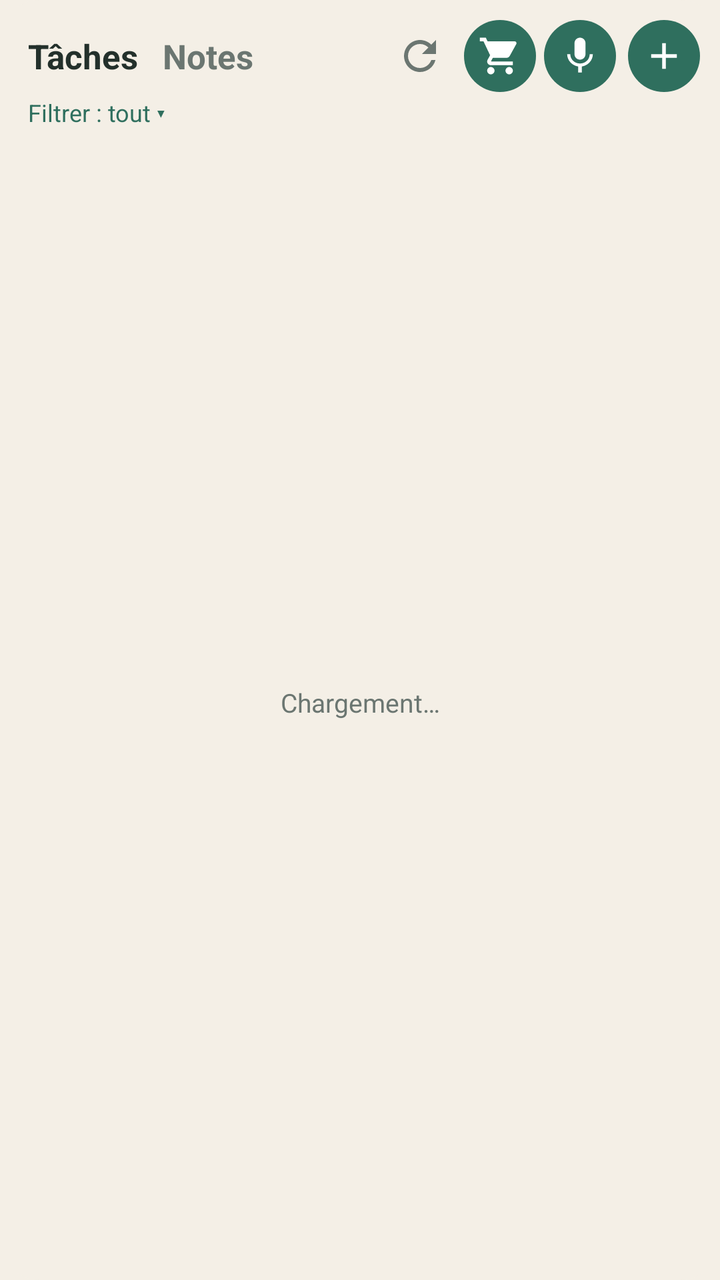
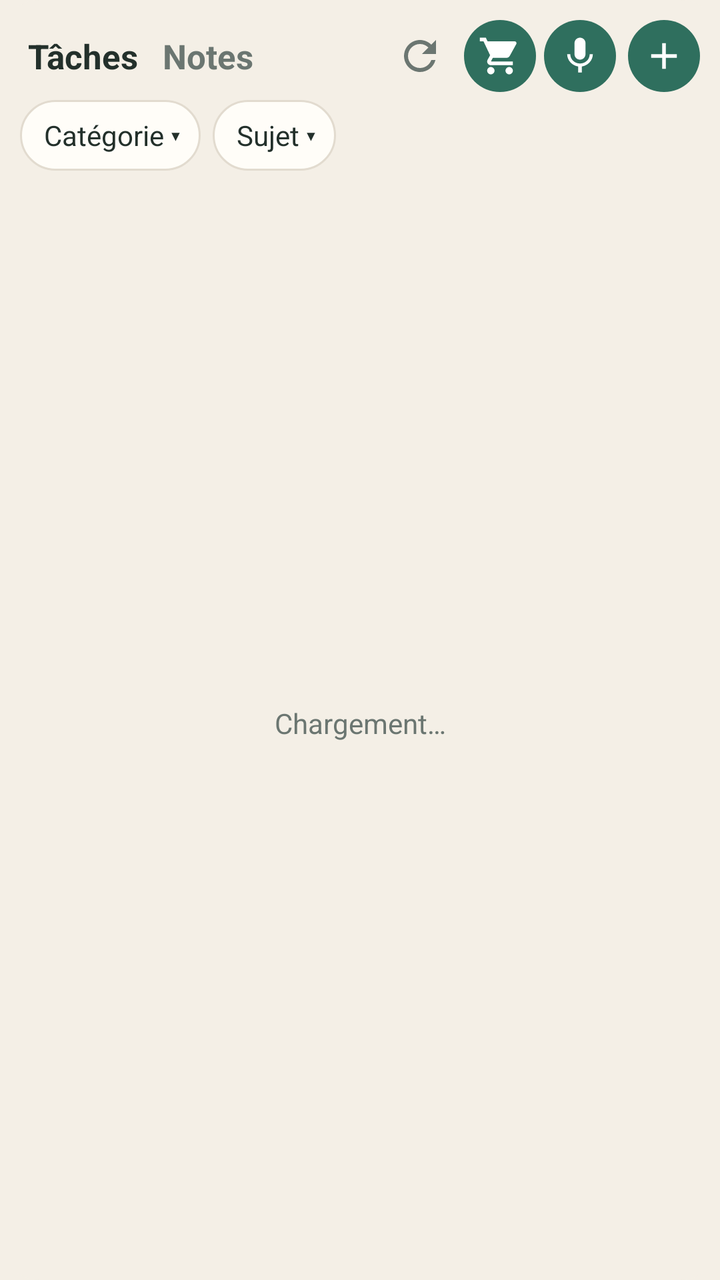

Before-and-after screenshots of an Android layout around one commit, followed by the original layout XML and the change that was made.
<!-- AndroidManifest.xml: application theme Theme.Taches -->
<!-- res/layout/widget.xml -->
<?xml version="1.0" encoding="utf-8"?>
<LinearLayout xmlns:android="http://schemas.android.com/apk/res/android"
    android:id="@+id/racine"
    android:layout_width="match_parent"
    android:layout_height="match_parent"
    android:background="@drawable/fond_widget"
    android:orientation="vertical"
    android:padding="10dp">

    <LinearLayout
        android:layout_width="match_parent"
        android:layout_height="wrap_content"
        android:gravity="center_vertical"
        android:orientation="horizontal">

        
        <LinearLayout
            android:layout_width="0dp"
            android:layout_height="wrap_content"
            android:layout_weight="1"
            android:gravity="center_vertical"
            android:orientation="horizontal">

            <TextView
                android:id="@+id/onglet_taches"
                android:layout_width="wrap_content"
                android:layout_height="wrap_content"
                android:paddingStart="4dp"
                android:paddingTop="6dp"
                android:paddingEnd="6dp"
                android:paddingBottom="6dp"
                android:text="Tâches"
                android:textColor="@color/texte"
                android:textSize="17sp"
                android:textStyle="bold" />

            <TextView
                android:id="@+id/onglet_notes"
                android:layout_width="wrap_content"
                android:layout_height="wrap_content"
                android:paddingStart="6dp"
                android:paddingTop="6dp"
                android:paddingEnd="6dp"
                android:paddingBottom="6dp"
                android:text="Notes"
                android:textColor="@color/discret"
                android:textSize="17sp"
                android:textStyle="bold" />
        </LinearLayout>

        <TextView
            android:id="@+id/etat"
            android:layout_width="wrap_content"
            android:layout_height="wrap_content"
            android:textColor="@color/discret"
            android:textSize="11sp" />

        <ImageButton
            android:id="@+id/btn_actualiser"
            android:layout_width="36dp"
            android:layout_height="36dp"
            android:background="@android:color/transparent"
            android:contentDescription="Actualiser"
            android:src="@drawable/ic_actualiser" />

        <ImageButton
            android:id="@+id/btn_courses"
            android:layout_width="36dp"
            android:layout_height="36dp"
            android:layout_marginStart="4dp"
            android:background="@drawable/fond_bouton"
            android:contentDescription="Liste de courses"
            android:padding="7dp"
            android:scaleType="fitCenter"
            android:src="@drawable/ic_courses" />

        <ImageButton
            android:id="@+id/btn_dicter"
            android:layout_width="36dp"
            android:layout_height="36dp"
            android:layout_marginStart="4dp"
            android:background="@drawable/fond_bouton"
            android:contentDescription="Dicter"
            android:padding="7dp"
            android:scaleType="fitCenter"
            android:src="@drawable/ic_micro" />

        <ImageButton
            android:id="@+id/btn_ajouter"
            android:layout_width="36dp"
            android:layout_height="36dp"
            android:layout_marginStart="6dp"
            android:background="@drawable/fond_bouton"
            android:contentDescription="Ajouter"
            android:padding="7dp"
            android:scaleType="fitCenter"
            android:src="@drawable/ic_ajouter" />
    </LinearLayout>

    
    <TextView
        android:id="@+id/filtre"
        android:layout_width="match_parent"
        android:layout_height="wrap_content"
        android:ellipsize="end"
        android:maxLines="1"
        android:paddingStart="4dp"
        android:paddingTop="2dp"
        android:paddingBottom="2dp"
        android:text="Filtrer : tout ▾"
        android:textColor="@color/accent"
        android:textSize="12sp" />

    <FrameLayout
        android:layout_width="match_parent"
        android:layout_height="0dp"
        android:layout_marginTop="6dp"
        android:layout_weight="1">

        <ListView
            android:id="@+id/liste"
            android:layout_width="match_parent"
            android:layout_height="match_parent"
            android:divider="@android:color/transparent"
            android:dividerHeight="4dp"
            android:scrollbars="none" />

        <TextView
            android:id="@+id/vide"
            android:layout_width="match_parent"
            android:layout_height="match_parent"
            android:gravity="center"
            android:text="Chargement…"
            android:textColor="@color/discret"
            android:textSize="13sp" />
    </FrameLayout>
</LinearLayout>
<!-- resources referenced by this layout -->
<resources>
  <color name="accent">#2F6F5E</color>
  <color name="discret">#6B7671</color>
  <color name="texte">#23302B</color>
  <!-- drawable fond_bouton (drawable) -->
  <?xml version="1.0" encoding="utf-8"?>
  <shape xmlns:android="http://schemas.android.com/apk/res/android" android:shape="oval">
      <solid android:color="@color/accent" />
  </shape>
  <!-- drawable fond_widget (drawable) -->
  <?xml version="1.0" encoding="utf-8"?>
  <shape xmlns:android="http://schemas.android.com/apk/res/android" android:shape="rectangle">
      <solid android:color="@color/fond" />
      <corners android:radius="20dp" />
  </shape>
  <!-- drawable ic_actualiser (drawable) -->
  <?xml version="1.0" encoding="utf-8"?>
  <vector xmlns:android="http://schemas.android.com/apk/res/android"
      android:width="24dp" android:height="24dp" android:viewportWidth="24" android:viewportHeight="24">
      <path android:fillColor="@color/discret" android:pathData="M17.65,6.35C16.2,4.9 14.21,4 12,4c-4.42,0 -7.99,3.58 -7.99,8s3.57,8 7.99,8c3.73,0 6.84,-2.55 7.73,-6h-2.08c-0.82,2.33 -3.04,4 -5.65,4 -3.31,0 -6,-2.69 -6,-6s2.69,-6 6,-6c1.66,0 3.14,0.69 4.22,1.78L13,11h7V4l-2.35,2.35z" />
  </vector>
  <!-- drawable ic_ajouter (drawable) -->
  <?xml version="1.0" encoding="utf-8"?>
  <vector xmlns:android="http://schemas.android.com/apk/res/android"
      android:width="24dp" android:height="24dp" android:viewportWidth="24" android:viewportHeight="24">
      <path android:fillColor="@color/accent_texte" android:pathData="M19,13h-6v6h-2v-6H5v-2h6V5h2v6h6v2z" />
  </vector>
  <!-- drawable ic_courses (drawable) -->
  <?xml version="1.0" encoding="utf-8"?>
  <vector xmlns:android="http://schemas.android.com/apk/res/android"
      android:width="24dp" android:height="24dp" android:viewportWidth="24" android:viewportHeight="24">
      <path android:fillColor="@color/accent_texte" android:pathData="M7,18c-1.1,0 -1.99,0.9 -1.99,2S5.9,22 7,22s2,-0.9 2,-2 -0.9,-2 -2,-2zM1,2v2h2l3.6,7.59 -1.35,2.45c-0.16,0.28 -0.25,0.61 -0.25,0.96 0,1.1 0.9,2 2,2h12v-2L7.42,15c-0.14,0 -0.25,-0.11 -0.25,-0.25l0.03,-0.12 0.9,-1.63h7.45c0.75,0 1.41,-0.41 1.75,-1.03l3.58,-6.49c0.08,-0.14 0.12,-0.31 0.12,-0.48 0,-0.55 -0.45,-1 -1,-1L5.21,4l-0.94,-2L1,2zM17,18c-1.1,0 -1.99,0.9 -1.99,2s0.89,2 1.99,2 2,-0.9 2,-2 -0.9,-2 -2,-2z" />
  </vector>
  <!-- drawable ic_micro (drawable) -->
  <?xml version="1.0" encoding="utf-8"?>
  <vector xmlns:android="http://schemas.android.com/apk/res/android"
      android:width="24dp" android:height="24dp" android:viewportWidth="24" android:viewportHeight="24">
      <path android:fillColor="@color/accent_texte" android:pathData="M12,14c1.66,0 2.99,-1.34 2.99,-3L15,5c0,-1.66 -1.34,-3 -3,-3S9,3.34 9,5v6c0,1.66 1.34,3 3,3zM17.3,11c0,3 -2.54,5.1 -5.3,5.1S6.7,14 6.7,11L5,11c0,3.41 2.72,6.23 6,6.72L11,21h2v-3.28c3.28,-0.48 6,-3.3 6,-6.72h-1.7z" />
  </vector>
  <style name="Theme.Taches" parent="@android:style/Theme.Material.Light.NoActionBar">
          <item name="android:colorPrimary">@color/accent</item>
          <item name="android:colorAccent">@color/accent</item>
          <item name="android:statusBarColor">@color/fond</item>
          <item name="android:windowLightStatusBar">true</item>
          <item name="android:windowBackground">@color/fond</item>
          <item name="android:textColorPrimary">@color/texte</item>
      </style>
  <color name="fond">#F4EFE6</color>
  <color name="accent_texte">#FFFFFF</color>
</resources>

<!-- the commit's change to res/layout/widget.xml (unified diff, before → after) -->
@@ -98,18 +98,64 @@
     </LinearLayout>
 
     
-    <TextView
-        android:id="@+id/filtre"
+    <LinearLayout
         android:layout_width="match_parent"
         android:layout_height="wrap_content"
-        android:ellipsize="end"
-        android:maxLines="1"
-        android:paddingStart="4dp"
-        android:paddingTop="2dp"
-        android:paddingBottom="2dp"
-        android:text="Filtrer : tout ▾"
-        android:textColor="@color/accent"
-        android:textSize="12sp" />
+        android:layout_marginTop="4dp"
+        android:layout_marginBottom="2dp"
+        android:gravity="center_vertical"
+        android:orientation="horizontal">
+
+        <TextView
+            android:id="@+id/filtre_cat"
+            android:layout_width="wrap_content"
+            android:layout_height="wrap_content"
+            android:background="@drawable/fond_filtre"
+            android:ellipsize="end"
+            android:maxLines="1"
+            android:maxWidth="150dp"
+            android:paddingStart="12dp"
+            android:paddingTop="8dp"
+            android:paddingEnd="10dp"
+            android:paddingBottom="8dp"
+            android:text="Catégorie ▾"
+            android:textColor="@color/texte"
+            android:textSize="14sp" />
+
+        <TextView
+            android:id="@+id/filtre_sujet"
+            android:layout_width="wrap_content"
+            android:layout_height="wrap_content"
+            android:layout_marginStart="6dp"
+            android:background="@drawable/fond_filtre"
+            android:ellipsize="end"
+            android:maxLines="1"
+            android:maxWidth="150dp"
+            android:paddingStart="12dp"
+            android:paddingTop="8dp"
+            android:paddingEnd="10dp"
+            android:paddingBottom="8dp"
+            android:text="Sujet ▾"
+            android:textColor="@color/texte"
+            android:textSize="14sp" />
+
+        <TextView
+            android:id="@+id/filtre_effacer"
+            android:layout_width="wrap_content"
+            android:layout_height="wrap_content"
+            android:layout_marginStart="2dp"
+            android:contentDescription="Tout voir"
+            android:paddingStart="10dp"
+            android:paddingTop="8dp"
+            android:paddingEnd="10dp"
+            android:paddingBottom="8dp"
+            android:minWidth="40dp"
+            android:gravity="center"
+            android:text="✕"
+            android:textColor="@color/discret"
+            android:textSize="14sp"
+            android:visibility="gone" />
+    </LinearLayout>
 
     <FrameLayout
         android:layout_width="match_parent"
@@ -132,6 +178,6 @@
             android:gravity="center"
             android:text="Chargement…"
             android:textColor="@color/discret"
-            android:textSize="13sp" />
+            android:textSize="14sp" />
     </FrameLayout>
 </LinearLayout>
<!-- resource entries referenced after the edit -->
@@ -1,12 +1,21 @@
 <!-- resources referenced by this layout -->
 <resources>
   <color name="accent">#2F6F5E</color>
+  <color name="carte">#FFFDF8</color>
+  <color name="ligne">#E2DBCF</color>
   <color name="discret">#6B7671</color>
   <color name="texte">#23302B</color>
   <!-- drawable fond_bouton (drawable) -->
   <?xml version="1.0" encoding="utf-8"?>
   <shape xmlns:android="http://schemas.android.com/apk/res/android" android:shape="oval">
       <solid android:color="@color/accent" />
+  </shape>
+  <!-- drawable fond_filtre (drawable) -->
+  <?xml version="1.0" encoding="utf-8"?>
+  <shape xmlns:android="http://schemas.android.com/apk/res/android" android:shape="rectangle">
+      <solid android:color="@color/carte" />
+      <stroke android:width="1dp" android:color="@color/ligne" />
+      <corners android:radius="100dp" />
   </shape>
   <!-- drawable fond_widget (drawable) -->
   <?xml version="1.0" encoding="utf-8"?>
